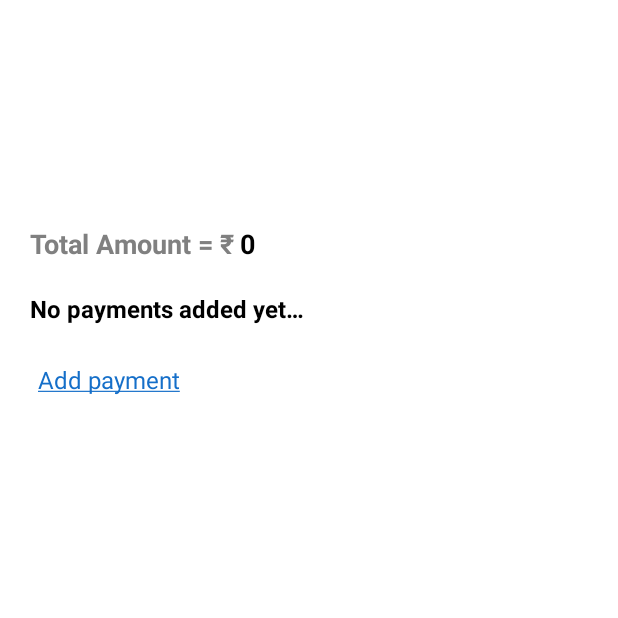
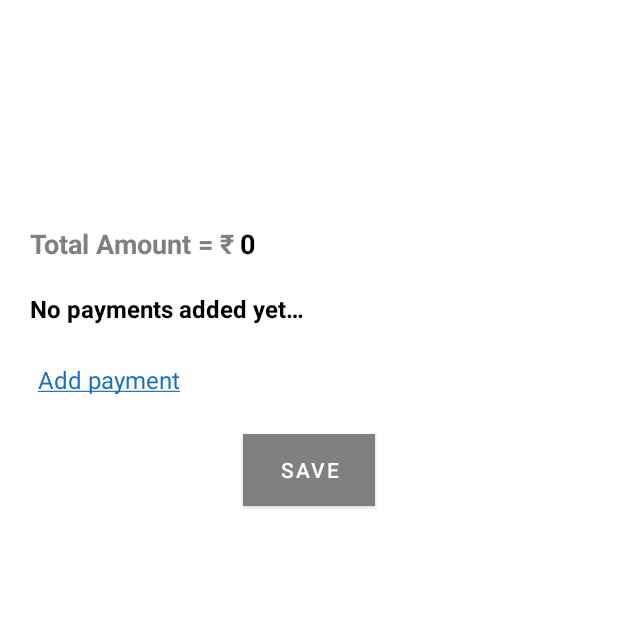
Before and after one commit to hunny020/payments-tracker, an Android app: the screen it shows after launch (MainActivity), on a phone screen of 412 x 824 dp, the top half of it. Run offline under Robolectric (Android 15) with nearby library versions, the phone set to English and light mode, and no system bars.

Commit message:
Review comment fixes and additional changes

```diff
--- a/app/src/main/java/com/merabills/paymentstracker/AppConstants.java
+++ b/app/src/main/java/com/merabills/paymentstracker/AppConstants.java
@@ -6,7 +6,7 @@ public class AppConstants {
     public static final String PAYMENTS_FILE_NAME = "LastPayment.txt";
 
     // Bundle arguments
-    public static final String ARG_AVAILABLE_TYPES = "available_types";
+    public static final String PAYMENTS = "payments";
 
     // UI Constants
     public static final long DEFAULT_DEBOUNCE_TIME_MS = 400L;
--- a/app/src/main/java/com/merabills/paymentstracker/Utils.java
+++ b/app/src/main/java/com/merabills/paymentstracker/Utils.java
@@ -5,8 +5,6 @@ import android.os.SystemClock;
 import android.view.View;
 
 import androidx.lifecycle.MutableLiveData;
-
-import com.merabills.paymentstracker.model.Payment;
 
 import java.text.DecimalFormat;
 import java.util.Map;
@@ -48,9 +46,6 @@ public final class Utils {
         setDebouncedClickListener(view, AppConstants.DEFAULT_DEBOUNCE_TIME_MS, listener);
     }
 
-    public static String getPaymentChipText(Payment payment) {
-        return payment.getType().getPaymentName() + ": Rs." + Utils.getUserVisibleAmount(payment.getAmount());
-    }
 
     /**
      * Converts a {@link Double} amount into a user-visible string with up to
--- a/app/src/main/java/com/merabills/paymentstracker/helper/GenericCallback.java
+++ /dev/null
@@ -1,6 +0,0 @@
-package com.merabills.paymentstracker.helper;
-
-public interface GenericCallback {
-    void onSuccess();
-    void onFailure(String message);
-}
--- a/app/src/main/java/com/merabills/paymentstracker/helper/OnPaymentCreatedListener.java
+++ /dev/null
@@ -1,8 +0,0 @@
-package com.merabills.paymentstracker.helper;
-
-import com.merabills.paymentstracker.model.Payment;
-
-public interface OnPaymentCreatedListener {
-
-    void onPaymentCreated(Payment payment);
-}
--- a/app/src/main/java/com/merabills/paymentstracker/ui/MainActivity.java
+++ b/app/src/main/java/com/merabills/paymentstracker/ui/MainActivity.java
@@ -7,8 +7,7 @@ import android.view.View;
 import android.view.ViewGroup;
 import android.widget.Toast;
 
-import java.lang.ref.WeakReference;
-
+import androidx.annotation.NonNull;
 import androidx.annotation.Nullable;
 import androidx.appcompat.app.AppCompatActivity;
 import androidx.lifecycle.ViewModelProvider;
@@ -18,23 +17,21 @@ import com.google.android.material.chip.ChipGroup;
 import com.merabills.paymentstracker.R;
 import com.merabills.paymentstracker.Utils;
 import com.merabills.paymentstracker.data.FilePaymentsStore;
+import com.merabills.paymentstracker.data.PaymentsStore;
 import com.merabills.paymentstracker.databinding.ActivityMainBinding;
-import com.merabills.paymentstracker.helper.GenericCallback;
-import com.merabills.paymentstracker.helper.OnPaymentCreatedListener;
 import com.merabills.paymentstracker.model.Payment;
 import com.merabills.paymentstracker.model.PaymentType;
 import com.merabills.paymentstracker.viewmodel.PaymentViewModel;
 import com.merabills.paymentstracker.viewmodel.PaymentViewModelFactory;
 
-import java.util.ArrayList;
 import java.util.List;
 
-public class MainActivity extends AppCompatActivity implements OnPaymentCreatedListener {
+public class MainActivity extends AppCompatActivity {
 
     private ActivityMainBinding binding;
     private PaymentViewModel viewModel;
     private final Handler uiHandler = new Handler(Looper.getMainLooper());
-    private final WeakReference<MainActivity> activityRef = new WeakReference<>(this);
+    private PaymentViewModelFactory paymentViewModelFactory;
 
     @Override
     protected void onCreate(@Nullable Bundle savedInstanceState) {
@@ -42,10 +39,20 @@ public class MainActivity extends AppCompatActivity implements OnPaymentCreatedL
         binding = ActivityMainBinding.inflate(getLayoutInflater());
         if (getSupportActionBar() != null) getSupportActionBar().hide();
         setContentView(binding.getRoot());
-        viewModel = new ViewModelProvider(this, new PaymentViewModelFactory(new FilePaymentsStore(getApplicationContext()))).get(PaymentViewModel.class);
+        viewModel = new ViewModelProvider(this).get(PaymentViewModel.class);
         setClickListeners();
         setObservers();
-        viewModel.loadPayments();
+        viewModel.loadPaymentsIfRequired();
+    }
+
+    @NonNull
+    @Override
+    public ViewModelProvider.Factory getDefaultViewModelProviderFactory() {
+        if (paymentViewModelFactory == null) {
+            PaymentsStore store = new FilePaymentsStore(getApplicationContext());
+            paymentViewModelFactory = new PaymentViewModelFactory(this, store);
+        }
+        return paymentViewModelFactory;
     }
 
     private void setClickListeners() {
@@ -55,30 +62,7 @@ public class MainActivity extends AppCompatActivity implements OnPaymentCreatedL
 
         Utils.setDebouncedClickListener(binding.ctaSave, view -> {
             enableDisableSaveButton(false);
-            viewModel.savePayment(new GenericCallback() {
-                @Override
-                public void onSuccess() {
-                    uiHandler.post(() -> {
-                        MainActivity activity = activityRef.get();
-                        if (activity != null && !activity.isFinishing() && !activity.isDestroyed()) {
-                            activity.enableDisableSaveButton(true);
-                            Toast.makeText(activity, R.string.payment_saved, Toast.LENGTH_SHORT).show();
-                        }
-                    });
-                }
-
-                @Override
-                public void onFailure(String message) {
-                    uiHandler.post(() -> {
-                        MainActivity activity = activityRef.get();
-                        if (activity != null && !activity.isFinishing() && !activity.isDestroyed()) {
-                            activity.enableDisableSaveButton(true);
-                            String errorMessage = (message != null && !message.isEmpty()) ? message : getString(R.string.something_went_wrong);
-                            Toast.makeText(activity, errorMessage, Toast.LENGTH_SHORT).show();
-                        }
-                    });
-                }
-            });
+            viewModel.savePayment();
         });
 
        Utils.setDebouncedClickListener(binding.reset, view -> {
@@ -88,13 +72,9 @@ public class MainActivity extends AppCompatActivity implements OnPaymentCreatedL
 
     private void enableDisableSaveButton(boolean isEnable) {
         if (isEnable) {
-            binding.ctaSave.setEnabled(true);
-            binding.ctaSave.setText(R.string.save);
-            binding.savePb.setVisibility(View.GONE);
+            binding.ctaSave.setVisibility(View.VISIBLE);
         } else {
-            binding.ctaSave.setEnabled(false);
-            binding.ctaSave.setText(null);
-            binding.savePb.setVisibility(View.VISIBLE);
+            binding.ctaSave.setVisibility(View.GONE);
         }
     }
 
@@ -102,6 +82,18 @@ public class MainActivity extends AppCompatActivity implements OnPaymentCreatedL
         viewModel.paymentsLD.observe(this, payments -> {
             updateChipsGroup(payments);
             updateTotalAmount();
+        });
+
+        viewModel.savePaymentResult.observe(this, result -> {
+            if (result == null) return;
+            if (result) {
+                enableDisableSaveButton(true);
+                Toast.makeText(this, R.string.payment_saved, Toast.LENGTH_SHORT).show();
+            } else {
+                enableDisableSaveButton(true);
+                Toast.makeText(this, getString(R.string.something_went_wrong), Toast.LENGTH_SHORT).show();
+            }
+            viewModel.resetSavePaymentLD();
         });
 
     }
@@ -112,7 +104,7 @@ public class MainActivity extends AppCompatActivity implements OnPaymentCreatedL
             Toast.makeText(this, R.string.all_payments_added_already, Toast.LENGTH_SHORT).show();
             return;
         }
-        AddPaymentDialog dialog = AddPaymentDialog.newInstance(new ArrayList<>(availablePaymentTypes));
+        AddPaymentDialog dialog = AddPaymentDialog.newInstance();
         dialog.show(getSupportFragmentManager(), AddPaymentDialog.TAG);
     }
 
@@ -122,7 +114,7 @@ public class MainActivity extends AppCompatActivity implements OnPaymentCreatedL
         binding.chipGroupPayments.removeAllViews();
         if (payments == null || payments.isEmpty()) {
             Utils.setViewsVisible(binding.noPaymentsTitle, binding.addPayment);
-            Utils.setViewsGone(binding.titlePayments, binding.chipGroupPayments, binding.ctaSave, binding.reset);
+            Utils.setViewsGone(binding.titlePayments, binding.chipGroupPayments, binding.reset);
             return;
         } else {
             Utils.setViewsVisible(binding.chipGroupPayments, binding.ctaSave, binding.titlePayments, binding.reset);
@@ -137,7 +129,9 @@ public class MainActivity extends AppCompatActivity implements OnPaymentCreatedL
             if (payment == null) continue;
 
             Chip chip = new Chip(this);
-            chip.setText(Utils.getPaymentChipText(payment));
+
+            String chipText = getString(R.string.chip_text, payment.getType().getPaymentName(this), Utils.getUserVisibleAmount(payment.getAmount()));
+            chip.setText(chipText);
             ChipGroup.LayoutParams lp = new ChipGroup.LayoutParams(ViewGroup.LayoutParams.WRAP_CONTENT, ViewGroup.LayoutParams.WRAP_CONTENT);
             chip.setLayoutParams(lp);
             chip.setCloseIconVisible(true);
@@ -148,7 +142,7 @@ public class MainActivity extends AppCompatActivity implements OnPaymentCreatedL
                 Toast.makeText(this, R.string.payment_removed, Toast.LENGTH_SHORT).show();
             });
 
-            String typeName = payment.getType() != null ? payment.getType().name() : "Unknown";
+            String typeName = payment.getType() != null ? payment.getType().name() : getString(R.string.unknown);
             Double amount = payment.getAmount() != null ? payment.getAmount() : 0.0;
             chip.setContentDescription(getString(R.string.cd_payment_chip, typeName, amount));
             binding.chipGroupPayments.addView(chip);
@@ -168,11 +162,6 @@ public class MainActivity extends AppCompatActivity implements OnPaymentCreatedL
     }
 
     @Override
-    public void onPaymentCreated(Payment payment) {
-        viewModel.addPayment(payment);
-    }
-
-    @Override
     protected void onDestroy() {
         super.onDestroy();
         uiHandler.removeCallbacksAndMessages(null);
--- a/app/src/main/java/com/merabills/paymentstracker/viewmodel/PaymentViewModel.java
+++ b/app/src/main/java/com/merabills/paymentstracker/viewmodel/PaymentViewModel.java
@@ -5,11 +5,12 @@ import android.util.Log;
 
 import androidx.lifecycle.LiveData;
 import androidx.lifecycle.MutableLiveData;
+import androidx.lifecycle.SavedStateHandle;
 import androidx.lifecycle.ViewModel;
 
+import com.merabills.paymentstracker.AppConstants;
 import com.merabills.paymentstracker.Utils;
 import com.merabills.paymentstracker.data.PaymentsStore;
-import com.merabills.paymentstracker.helper.GenericCallback;
 import com.merabills.paymentstracker.model.Payment;
 import com.merabills.paymentstracker.model.PaymentData;
 import com.merabills.paymentstracker.model.PaymentType;
@@ -24,13 +25,24 @@ public class PaymentViewModel extends ViewModel {
 
     private final String TAG = "PaymentViewModel";
     private final PaymentsStore store;
+    private final SavedStateHandle savedStateHandle;
     private final ExecutorService executor = Executors.newSingleThreadExecutor();
+    private boolean isInitialLoad = true;
 
     private final MutableLiveData<List<Payment>> _paymentsLD = new MutableLiveData<>(new ArrayList<>());
     public LiveData<List<Payment>> paymentsLD = _paymentsLD;
 
-    public PaymentViewModel(PaymentsStore store) {
+    private final MutableLiveData<Boolean> _savePaymentResult = new MutableLiveData<>(null);
+    public LiveData<Boolean> savePaymentResult = _savePaymentResult;
+
+    public PaymentViewModel(SavedStateHandle handle, PaymentsStore store) {
+        this.savedStateHandle = handle;
         this.store = store;
+        List<Payment> savedPayments = handle.get(AppConstants.PAYMENTS);
+        if (savedPayments != null) {
+            _paymentsLD.setValue(savedPayments);
+            isInitialLoad = false;
+        }
     }
 
     public double getTotalAmount() {
@@ -65,6 +77,7 @@ public class PaymentViewModel extends ViewModel {
         final List<Payment> copy = new ArrayList<>(currentPayments);
         copy.add(p);
         _paymentsLD.setValue(copy);
+        savedStateHandle.set(AppConstants.PAYMENTS, copy);
     }
 
     /**
@@ -86,13 +99,17 @@ public class PaymentViewModel extends ViewModel {
                 break; // Only remove the first match
             }
         }
-        if (removed) _paymentsLD.setValue(copy);
+        if (removed) {
+            _paymentsLD.setValue(copy);
+            savedStateHandle.set(AppConstants.PAYMENTS, copy);
+        }
+
     }
 
     /**
      * Save current payments to storage on background thread.
      */
-    public void savePayment(final GenericCallback callback) {
+    public void savePayment() {
         final List<Payment> currPaymentsList = _paymentsLD.getValue() == null ? new ArrayList<>() : new ArrayList<>(_paymentsLD.getValue());
         executor.execute(() -> {
             try {
@@ -104,12 +121,10 @@ public class PaymentViewModel extends ViewModel {
                 }
                 PaymentData data = new PaymentData(totalAmount, currPaymentsList);
                 store.savePaymentData(data);
-                if (callback != null) callback.onSuccess();
+                Utils.changeValueLD(_savePaymentResult, true);
             } catch (Exception e) {
                 Log.e(TAG, "Failed to save payments", e);
-                if (callback != null) {
-                    callback.onFailure(e.getMessage());
-                }
+                Utils.changeValueLD(_savePaymentResult, false);
             }
         });
     }
@@ -117,17 +132,21 @@ public class PaymentViewModel extends ViewModel {
     /**
      * Load payments from storage on background thread.
      */
-    public void loadPayments() {
+    public void loadPaymentsIfRequired() {
+        if (isInitialLoad) {
+            isInitialLoad = false;
             executor.execute(() -> {
                 try {
                     PaymentData paymentData = store.loadPaymentData();
                     final List<Payment> paymentsList = paymentData == null || paymentData.getPayments() == null ? new ArrayList<>() : new ArrayList<>(paymentData.getPayments());
                     Utils.changeValueLD(_paymentsLD, paymentsList);
+                    savedStateHandle.set(AppConstants.PAYMENTS, paymentsList);
                 } catch (Exception e) {
                     Log.e(TAG, "Failed to load payments", e);
                     Utils.changeValueLD(_paymentsLD, new ArrayList<>());
                 }
             });
+        }
     }
 
     public List<PaymentType> getAvailablePaymentTypes() {
@@ -153,6 +172,7 @@ public class PaymentViewModel extends ViewModel {
 
     public void clearPayments() {
         _paymentsLD.setValue(new ArrayList<>());
+        savedStateHandle.set(AppConstants.PAYMENTS, new ArrayList<>());
     }
 
     @Override
@@ -169,4 +189,8 @@ public class PaymentViewModel extends ViewModel {
         }
     }
 
+    public void resetSavePaymentLD() {
+        _savePaymentResult.setValue(null);
     }
+
+}
--- a/app/src/main/java/com/merabills/paymentstracker/viewmodel/PaymentViewModelFactory.java
+++ b/app/src/main/java/com/merabills/paymentstracker/viewmodel/PaymentViewModelFactory.java
@@ -1,25 +1,28 @@
 package com.merabills.paymentstracker.viewmodel;
 
 import androidx.annotation.NonNull;
+import androidx.lifecycle.AbstractSavedStateViewModelFactory;
+import androidx.lifecycle.SavedStateHandle;
 import androidx.lifecycle.ViewModel;
-import androidx.lifecycle.ViewModelProvider;
+import androidx.savedstate.SavedStateRegistryOwner;
 
 import com.merabills.paymentstracker.data.PaymentsStore;
 
-public class PaymentViewModelFactory implements ViewModelProvider.Factory {
+public class PaymentViewModelFactory extends AbstractSavedStateViewModelFactory {
 
     private final PaymentsStore store;
 
-    public PaymentViewModelFactory(PaymentsStore store) {
+    public PaymentViewModelFactory(@NonNull SavedStateRegistryOwner owner,
+                                   @NonNull PaymentsStore store) {
+        super(owner, null);
         this.store = store;
     }
 
     @NonNull
     @Override
-    @SuppressWarnings("unchecked")
-    public <T extends ViewModel> T create(@NonNull Class<T> modelClass) {
-        if (modelClass.isAssignableFrom(PaymentViewModel.class)) {
-            return (T) new PaymentViewModel(store);
+    protected <T extends ViewModel> T create(@NonNull String s, @NonNull Class<T> aClass, @NonNull SavedStateHandle savedStateHandle) {
+        if (aClass.isAssignableFrom(PaymentViewModel.class)) {
+            return (T) new PaymentViewModel(savedStateHandle, store);
         }
         throw new IllegalArgumentException("Exception in creating viewmodel instance");
     }
--- a/app/src/main/res/layout/activity_main.xml
+++ b/app/src/main/res/layout/activity_main.xml
@@ -111,12 +111,19 @@
                 app:layout_constraintStart_toStartOf="parent"
                 app:layout_constraintTop_toBottomOf="@id/total_amount_title"/>
 
+            <androidx.constraintlayout.widget.Barrier
+                android:id="@+id/cta_save_barrier"
+                android:layout_width="wrap_content"
+                android:layout_height="wrap_content"
+                app:constraint_referenced_ids="reset,add_payment"
+                app:barrierDirection="bottom"/>
+
             <com.google.android.material.button.MaterialButton
                 android:id="@+id/cta_save"
                 android:layout_width="wrap_content"
                 android:layout_height="wrap_content"
                 android:text="@string/save"
-                android:layout_marginTop="@dimen/margin_50"
+                android:layout_marginTop="@dimen/margin_20"
                 android:textColor="@color/white"
                 android:background="@color/grey"
                 app:backgroundTint="@null"
@@ -124,21 +131,7 @@
                 app:layout_constraintBottom_toBottomOf="parent"
                 app:layout_constraintStart_toStartOf="parent"
                 app:layout_constraintEnd_toEndOf="parent"
-                app:layout_constraintTop_toBottomOf="@id/chip_group_payments"/>
-
-            <ProgressBar
-                android:id="@+id/save_pb"
-                style="?android:attr/progressBarStyleSmall"
-                android:layout_width="wrap_content"
-                android:layout_height="wrap_content"
-                android:visibility="gone"
-                android:indeterminate="true"
-                android:indeterminateTint="@color/white"
-                android:indeterminateTintMode="src_atop"
-                app:layout_constraintStart_toStartOf="@id/cta_save"
-                app:layout_constraintEnd_toEndOf="@id/cta_save"
-                app:layout_constraintTop_toTopOf="@id/cta_save"
-                app:layout_constraintBottom_toBottomOf="@id/cta_save"/>
+                app:layout_constraintTop_toBottomOf="@id/cta_save_barrier"/>
 
         </androidx.constraintlayout.widget.ConstraintLayout>
     </ScrollView>
--- a/app/src/main/res/values/strings.xml
+++ b/app/src/main/res/values/strings.xml
@@ -21,4 +21,9 @@
     <string name="max_amount_error">Maximum allowed amount is %.2f</string>
     <string name="invalid_number">Invalid number</string>
     <string name="enter_amount">Enter amount</string>
+    <string name="chip_text">%1$s: Rs.%2$s</string>
+    <string name="unknown">Unknown</string>
+    <string name="payment_type_cash">Cash</string>
+    <string name="payment_type_bank_transfer">Bank Transfer</string>
+    <string name="payment_type_credit_card">Credit Card</string>
 </resources>
```
Also changed, not shown: app/src/main/java/com/merabills/paymentstracker/data/FilePaymentsStore.java (+4 -9 lines), app/src/main/java/com/merabills/paymentstracker/model/Payment.java (+56 -3 lines), app/src/main/java/com/merabills/paymentstracker/model/PaymentType.java (+15 -10 lines), app/src/main/java/com/merabills/paymentstracker/ui/AddPaymentDialog.java (+16 -30 lines), 1 other file. Lines whose indentation alone changed are shown as unchanged.
